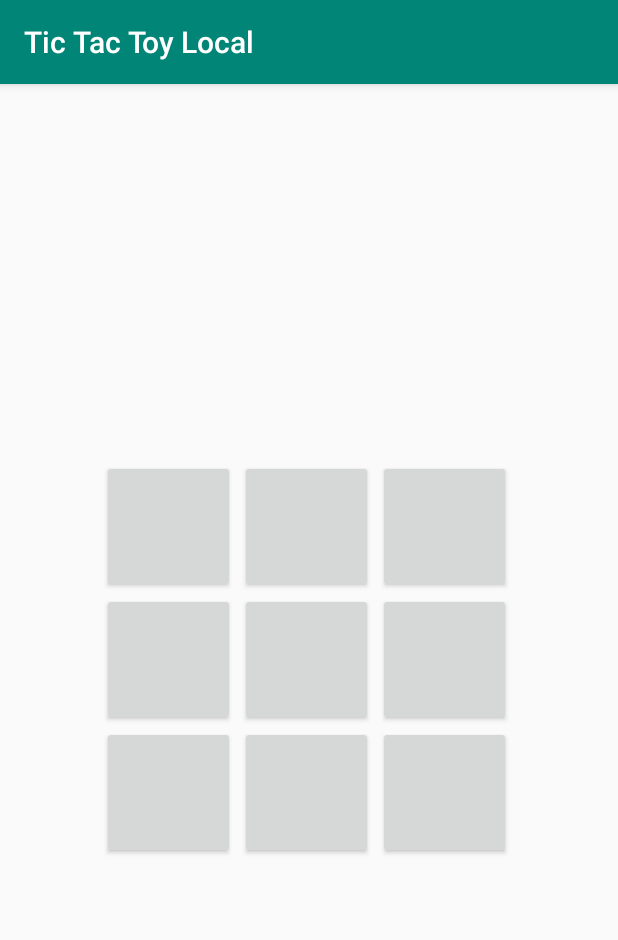
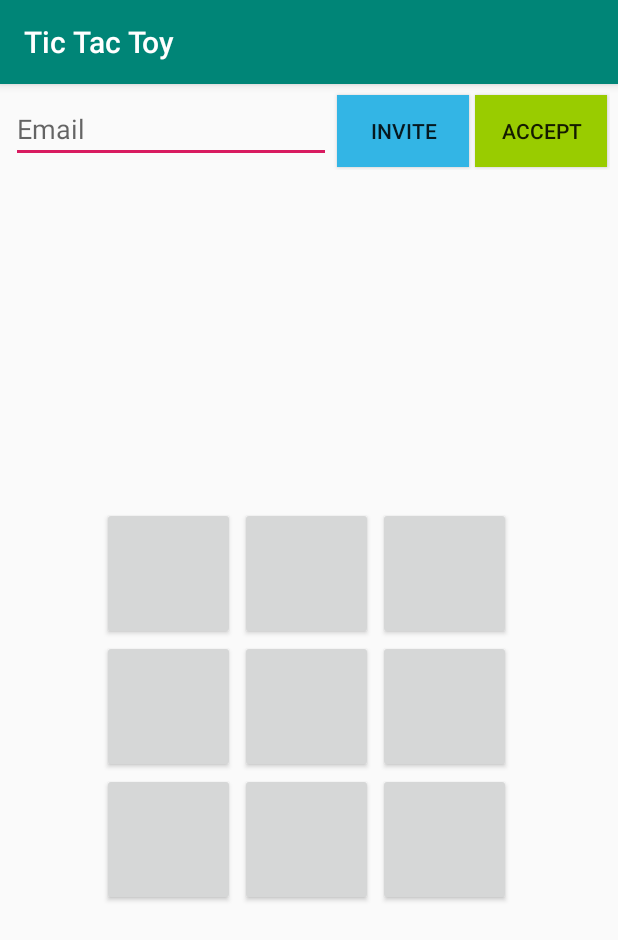
Before and after one commit to BlackBurnVP/TicTacToe, an Android app: the screen it shows after launch once a user with an empty profile is signed in (MainActivity), on a phone screen of 412 x 824 dp. Shown: the top 940 px of the screen. Run offline under Robolectric (Android 15) with nearby library versions, the phone set to English and light mode, and no system bars; our stand-ins replace Firebase (no records; nobody signed in at launch, a user with empty details on screens opened directly).

Commit message:
Send Game Invite Request

```diff
--- a/app/src/main/java/com/vitalii/tictactoylocal/LoginActivity.kt
+++ b/app/src/main/java/com/vitalii/tictactoylocal/LoginActivity.kt
@@ -1,8 +1,10 @@
 package com.vitalii.tictactoylocal
 
 import android.content.Intent
+import android.content.SharedPreferences
 import android.support.v7.app.AppCompatActivity
 import android.os.Bundle
+import android.preference.PreferenceManager
 import android.view.View
 import android.widget.Toast
 import kotlinx.android.synthetic.main.activity_login.*
@@ -15,11 +17,16 @@ class LoginActivity : AppCompatActivity() {
     private var mAuth: FirebaseAuth? = null
     private var mDatabase:FirebaseDatabase = FirebaseDatabase.getInstance()
     private var mRef = mDatabase.reference
-
+    private lateinit var sp:SharedPreferences
+    private lateinit var ed:SharedPreferences.Editor
     override fun onCreate(savedInstanceState: Bundle?) {
         super.onCreate(savedInstanceState)
         setContentView(R.layout.activity_login)
         mAuth = FirebaseAuth.getInstance()
+
+        sp = PreferenceManager.getDefaultSharedPreferences(this)
+        ed = sp.edit()
+
 
         btnLogin.setOnClickListener(loginEvent)
     }
@@ -33,7 +40,9 @@ class LoginActivity : AppCompatActivity() {
             .addOnCompleteListener{
                 if (it.isSuccessful){
                     Toast.makeText(this,"Successful",Toast.LENGTH_SHORT).show()
-                    mRef.child("Users").child(splitString(mAuth!!.currentUser!!.email!!)).setValue(mAuth!!.currentUser!!.uid)
+                    mRef.child("Users").child(splitString(mAuth!!.currentUser!!.email!!)).child("Request")  .setValue(mAuth!!.currentUser!!.uid)
+                    ed.putString("email",mAuth!!.currentUser!!.email).commit()
+                    ed.putString("uid",mAuth!!.currentUser!!.uid).commit()
                     toMain()
                 }else{
                     Toast.makeText(this,"Something went wrong",Toast.LENGTH_SHORT).show()
--- a/app/src/main/java/com/vitalii/tictactoylocal/MainActivity.kt
+++ b/app/src/main/java/com/vitalii/tictactoylocal/MainActivity.kt
@@ -1,15 +1,17 @@
 package com.vitalii.tictactoylocal
 
+import android.content.SharedPreferences
 import android.graphics.Color
 import android.support.v7.app.AppCompatActivity
 import android.os.Bundle
+import android.preference.PreferenceManager
 import android.view.View
 import android.widget.Button
 import android.widget.Toast
 import kotlinx.android.synthetic.main.activity_main.*
 import java.util.*
 import com.google.firebase.analytics.FirebaseAnalytics
-
+import com.google.firebase.database.FirebaseDatabase
 
 
 class MainActivity : AppCompatActivity() {
@@ -20,12 +22,22 @@ class MainActivity : AppCompatActivity() {
     private var activePlayer = 1
     private var emptyCell = ArrayList<Int>()
     private var winner =-1
+    private var mDatabase: FirebaseDatabase = FirebaseDatabase.getInstance()
+    private var mRef = mDatabase.reference
+
+    private lateinit var sp: SharedPreferences
+    private lateinit var ed: SharedPreferences.Editor
 
     override fun onCreate(savedInstanceState: Bundle?) {
         super.onCreate(savedInstanceState)
         setContentView(R.layout.activity_main)
 
+        sp = PreferenceManager.getDefaultSharedPreferences(this)
+        ed = sp.edit()
+
         mFirebaseAnalytics = FirebaseAnalytics.getInstance(this)
+
+        btnInvite.setOnClickListener(invite)
     }
 
     protected fun onClick(view: View){
@@ -56,7 +68,7 @@ class MainActivity : AppCompatActivity() {
                 findWinner()
                 activePlayer = 2
                 if(winner == -1){
-                    ArtificialPlayer()
+                    artificialPlayer()
                 }
             }; else if (activePlayer == 2) {
                 btnSelected.text = "O"
@@ -121,7 +133,7 @@ class MainActivity : AppCompatActivity() {
         }
 
         if(winner != -1){
-            anounceWinner()
+            announceWinner()
 //            if(winner==1){
 //                Toast.makeText(this,"WINNER IS PLAYER 1",Toast.LENGTH_SHORT).show()
 //                activePlayer = 0
@@ -131,7 +143,7 @@ class MainActivity : AppCompatActivity() {
         }
     }
 
-    private fun ArtificialPlayer(){
+    private fun artificialPlayer(){
         for (cellId in 1..9){
             if(!(player1.contains(cellId) || player2.contains(cellId))){
                 emptyCell.add(cellId)
@@ -160,7 +172,16 @@ class MainActivity : AppCompatActivity() {
         }
     }
 
-    private fun anounceWinner(){
+    private fun announceWinner(){
             Toast.makeText(this,"WINNER IS PLAYER $winner",Toast.LENGTH_SHORT).show()
     }
+
+    private val invite = View.OnClickListener {
+        val email = edOtherEmail.text.toString()
+        mRef.child("Users").child(email).child("Request").push().setValue(sp.getString("email",""))
+    }
+    private val accept = View.OnClickListener {
+        val email = edOtherEmail.text.toString()
+
+    }
 }
--- a/app/src/main/res/layout/activity_main.xml
+++ b/app/src/main/res/layout/activity_main.xml
@@ -1,5 +1,31 @@
 <?xml version="1.0" encoding="utf-8"?>
-<TableLayout
+<LinearLayout xmlns:android="http://schemas.android.com/apk/res/android"
+android:orientation="vertical"
+              android:layout_width="match_parent"
+              android:layout_height="match_parent">
+    <LinearLayout
+            android:orientation="horizontal"
+            android:layout_width="match_parent"
+            android:layout_height="wrap_content" android:padding="5dp">
+        <EditText
+                android:layout_width="wrap_content"
+                android:layout_height="wrap_content"
+                android:inputType="textPersonName"
+                android:ems="10"
+                android:id="@+id/edOtherEmail" android:layout_weight="1" android:hint="Email"
+                android:layout_margin="2dp"/>
+        <Button
+                android:text="Invite"
+                android:layout_width="wrap_content"
+                android:layout_height="wrap_content" android:id="@+id/btnInvite" android:layout_weight="1"
+                android:background="@android:color/holo_blue_light" android:layout_margin="2dp"/>
+        <Button
+                android:text="Accept"
+                android:layout_width="wrap_content"
+                android:layout_height="wrap_content" android:id="@+id/btnAccept" android:layout_weight="1"
+                android:background="@android:color/holo_green_light" android:layout_margin="2dp"/>
+    </LinearLayout>
+    <TableLayout
         xmlns:android="http://schemas.android.com/apk/res/android"
         xmlns:tools="http://schemas.android.com/tools"
         xmlns:app="http://schemas.android.com/apk/res-auto"
@@ -64,3 +90,4 @@
                 android:layout_marginRight="3dp" android:onClick="onClick"/>
     </TableRow>
 </TableLayout>
+</LinearLayout>
--- a/app/src/main/res/values/strings.xml
+++ b/app/src/main/res/values/strings.xml
@@ -1,4 +1,4 @@
 <resources>
-    <string name="app_name">Tic Tac Toy Local</string>
+    <string name="app_name">Tic Tac Toy</string>
     <string name="title_activity_login">LoginActivity</string>
 </resources>
```
